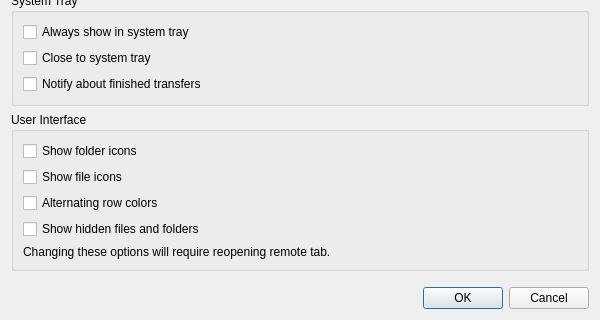
This is src/preferences_dialog.ui in SysAdminDoc/RcloneBrowserNG as Qt 5 draws it before an edit; both pictures show x 0 to 600 and y 227 to 547 of the 600 by 547 pixel window. The edited form follows.
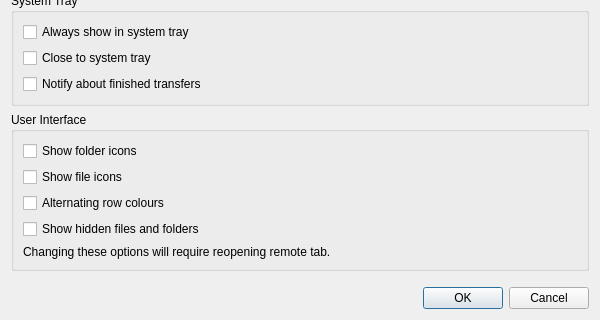
This is the edited form.

Commit message: Alternating row colours are now on by default

What changed in the file:
```diff
--- a/src/preferences_dialog.ui
+++ b/src/preferences_dialog.ui
@@ -185,7 +185,7 @@
       <item row="3" column="0" colspan="2">
        <widget class="QCheckBox" name="rowColors">
         <property name="text">
-         <string>Alternating row colors</string>
+         <string>Alternating row colours</string>
         </property>
        </widget>
       </item>
```
The commit also changes 1 other file.
